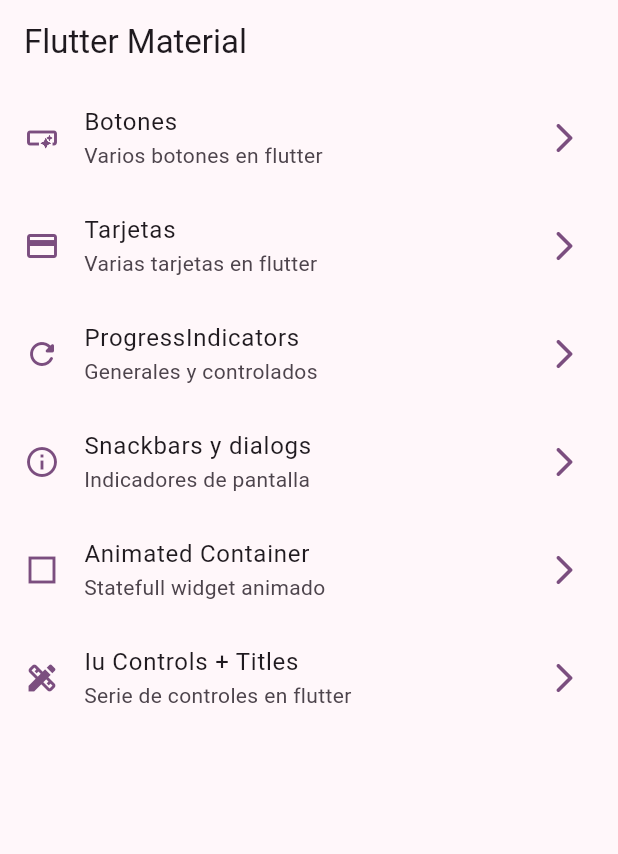
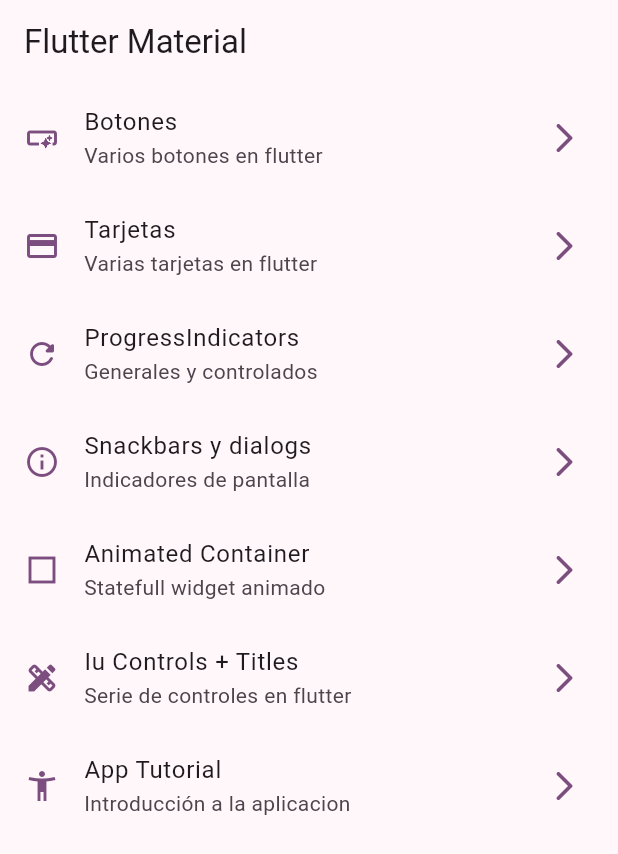
Before and after one commit to izrael90/widgets_app, a Flutter app: the screen it shows after launch, on a phone screen of 412 x 824 dp. Shown: the top 854 px of the screen. Run offline on Flutter 3.47's test engine with Material 3 defaults, Android fonts, the phone set to English and light mode, and no system bars; our stand-ins replace go_router.

Commit message:
add assets

```diff
--- a/lib/config/menu/menu_items.dart
+++ b/lib/config/menu/menu_items.dart
@@ -51,4 +51,10 @@ const appMenuItems = <MenuItem>[
     link: '/ui-controls',
     icon: Icons.design_services,
   ),
+  MenuItem(
+    title: 'App Tutorial',
+    subTitle: 'Introducción a la aplicacion',
+    link: '/tutorial',
+    icon: Icons.accessibility_new_sharp,
+  ),
 ];
--- a/lib/config/router/app_router.dart
+++ b/lib/config/router/app_router.dart
@@ -40,5 +40,10 @@ final appRouter = GoRouter(
       name: UiControlsScreen.name,
       builder: (context, state) => const UiControlsScreen(),
     ),
+    GoRoute(
+      path: '/tutorial',
+      name: AppTutorialScreen.name,
+      builder: (context, state) => const AppTutorialScreen(),
+    ),
   ],
 );
--- a/pubspec.yaml
+++ b/pubspec.yaml
@@ -18,3 +18,6 @@ dev_dependencies:
 
 flutter:
   uses-material-design: true
+
+assets:
+  - assets/images/
```
Also changed, not shown: 1 other file.
